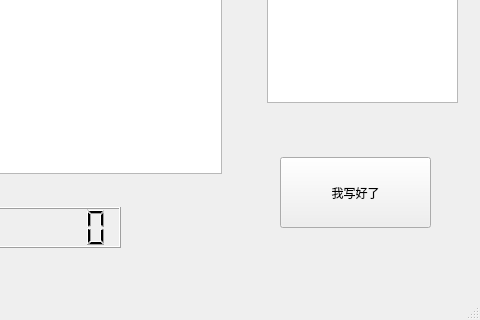
First picture: the form in homework_2/arithmetic_generation_tool_ui/mainwindow.ui, repository Roarcannotprogramming/homework_2, before the edit; both pictures show x 101 to 581 and y 120 to 440 of the 581 by 440 pixel window.
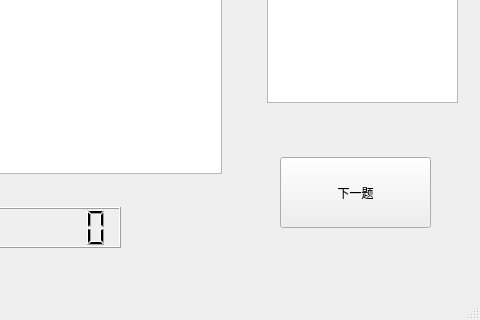
Second picture: the form after the edit. The open tabs and pages were chosen to show the change.

Patch:
```diff
--- a/homework_2/arithmetic_generation_tool_ui/mainwindow.ui
+++ b/homework_2/arithmetic_generation_tool_ui/mainwindow.ui
@@ -107,7 +107,7 @@
          </rect>
         </property>
         <property name="text">
-         <string>我写好了</string>
+         <string>下一题</string>
         </property>
        </widget>
        <widget class="QLabel" name="label_2">
```
